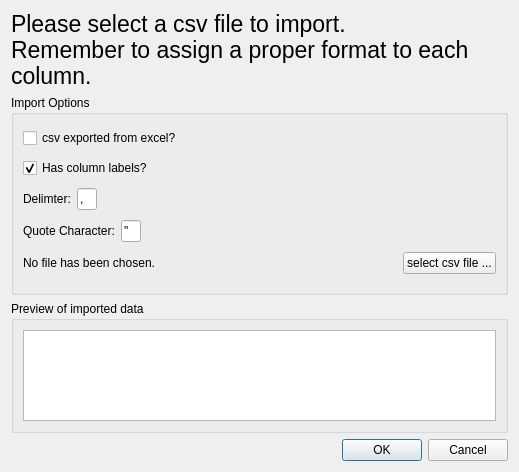
Old version of the form csv_import_dlg.ui in the repository gdietz/OpenMEE.
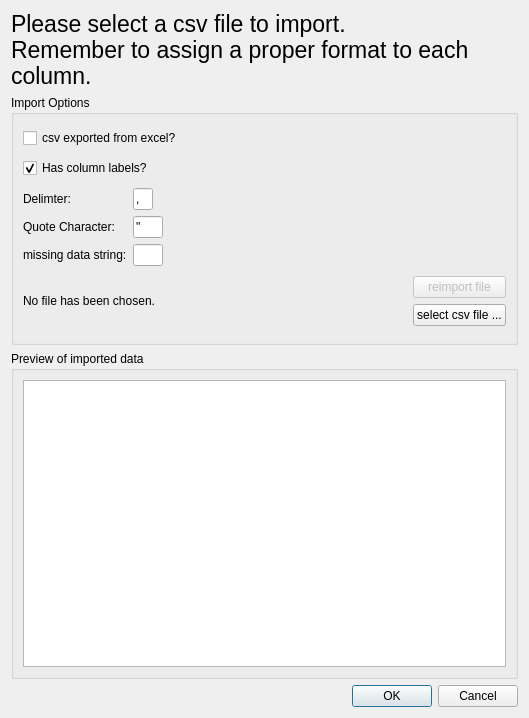
New version of the form. Icons and pictures are not drawn.

Commit message: implementation of issue #2 missing data char in import csv

Patch:
```diff
--- a/csv_import_dlg.ui
+++ b/csv_import_dlg.ui
@@ -6,8 +6,8 @@
    <rect>
     <x>0</x>
     <y>0</y>
-    <width>519</width>
-    <height>472</height>
+    <width>529</width>
+    <height>718</height>
    </rect>
   </property>
   <property name="windowTitle">
@@ -47,13 +47,13 @@
      <property name="minimumSize">
       <size>
        <width>0</width>
-       <height>200</height>
+       <height>250</height>
       </size>
      </property>
      <property name="title">
       <string>Import Options</string>
      </property>
-     <layout class="QVBoxLayout" name="verticalLayout">
+     <layout class="QVBoxLayout" name="verticalLayout_2">
       <item>
        <widget class="QCheckBox" name="from_excel_chkbx">
         <property name="text">
@@ -72,54 +72,8 @@
        </widget>
       </item>
       <item>
-       <layout class="QHBoxLayout" name="delimeterlayout">
-        <item>
-         <widget class="QLabel" name="delimter_lbl">
-          <property name="text">
-           <string>Delimter:</string>
-          </property>
-          <property name="buddy">
-           <cstring>delimter_le</cstring>
-          </property>
-         </widget>
-        </item>
-        <item>
-         <widget class="QLineEdit" name="delimter_le">
-          <property name="sizePolicy">
-           <sizepolicy hsizetype="Fixed" vsizetype="Fixed">
-            <horstretch>0</horstretch>
-            <verstretch>0</verstretch>
-           </sizepolicy>
-          </property>
-          <property name="maximumSize">
-           <size>
-            <width>20</width>
-            <height>16777215</height>
-           </size>
-          </property>
-          <property name="text">
-           <string>,</string>
-          </property>
-         </widget>
-        </item>
-        <item>
-         <spacer name="delimeterspacer">
-          <property name="orientation">
-           <enum>Qt::Horizontal</enum>
-          </property>
-          <property name="sizeHint" stdset="0">
-           <size>
-            <width>40</width>
-            <height>20</height>
-           </size>
-          </property>
-         </spacer>
-        </item>
-       </layout>
-      </item>
-      <item>
-       <layout class="QHBoxLayout" name="quotelayout">
-        <item>
+       <layout class="QGridLayout" name="gridLayout">
+        <item row="1" column="0">
          <widget class="QLabel" name="quotelbl">
           <property name="text">
            <string>Quote Character:</string>
@@ -129,7 +83,62 @@
           </property>
          </widget>
         </item>
-        <item>
+        <item row="0" column="1">
+         <widget class="QLineEdit" name="delimter_le">
+          <property name="sizePolicy">
+           <sizepolicy hsizetype="Fixed" vsizetype="Fixed">
+            <horstretch>0</horstretch>
+            <verstretch>0</verstretch>
+           </sizepolicy>
+          </property>
+          <property name="maximumSize">
+           <size>
+            <width>20</width>
+            <height>16777215</height>
+           </size>
+          </property>
+          <property name="text">
+           <string>,</string>
+          </property>
+         </widget>
+        </item>
+        <item row="0" column="0">
+         <widget class="QLabel" name="delimter_lbl">
+          <property name="text">
+           <string>Delimter:</string>
+          </property>
+          <property name="buddy">
+           <cstring>delimter_le</cstring>
+          </property>
+         </widget>
+        </item>
+        <item row="2" column="1">
+         <widget class="QLineEdit" name="missing_data_le">
+          <property name="minimumSize">
+           <size>
+            <width>0</width>
+            <height>0</height>
+           </size>
+          </property>
+          <property name="maximumSize">
+           <size>
+            <width>30</width>
+            <height>16777215</height>
+           </size>
+          </property>
+         </widget>
+        </item>
+        <item row="2" column="0">
+         <widget class="QLabel" name="missing_data_lbl">
+          <property name="toolTip">
+           <string>treat entries matching this string as missing data e.g. if you use '.' (without quotes) to represent missing data</string>
+          </property>
+          <property name="text">
+           <string>missing data string:</string>
+          </property>
+         </widget>
+        </item>
+        <item row="1" column="1">
          <widget class="QLineEdit" name="quotechar_le">
           <property name="sizePolicy">
            <sizepolicy hsizetype="Fixed" vsizetype="Fixed">
@@ -139,7 +148,7 @@
           </property>
           <property name="maximumSize">
            <size>
-            <width>20</width>
+            <width>30</width>
             <height>16777215</height>
            </size>
           </property>
@@ -148,8 +157,34 @@
           </property>
          </widget>
         </item>
-        <item>
-         <spacer name="quotespacer">
+        <item row="0" column="2">
+         <spacer name="horizontalSpacer_2">
+          <property name="orientation">
+           <enum>Qt::Horizontal</enum>
+          </property>
+          <property name="sizeHint" stdset="0">
+           <size>
+            <width>40</width>
+            <height>20</height>
+           </size>
+          </property>
+         </spacer>
+        </item>
+        <item row="1" column="2">
+         <spacer name="horizontalSpacer_3">
+          <property name="orientation">
+           <enum>Qt::Horizontal</enum>
+          </property>
+          <property name="sizeHint" stdset="0">
+           <size>
+            <width>40</width>
+            <height>20</height>
+           </size>
+          </property>
+         </spacer>
+        </item>
+        <item row="2" column="2">
+         <spacer name="horizontalSpacer_4">
           <property name="orientation">
            <enum>Qt::Horizontal</enum>
           </property>
@@ -189,15 +224,29 @@
          </spacer>
         </item>
         <item>
-         <widget class="QPushButton" name="select_file_btn">
-          <property name="text">
-           <string>select csv file ...</string>
-          </property>
-          <property name="icon">
-           <iconset>
-            <normaloff>:/function_icon_set/function_icon_set/folder_48.png</normaloff>:/function_icon_set/function_icon_set/folder_48.png</iconset>
-          </property>
-         </widget>
+         <layout class="QVBoxLayout" name="verticalLayout">
+          <item>
+           <widget class="QPushButton" name="reimport_btn">
+            <property name="enabled">
+             <bool>false</bool>
+            </property>
+            <property name="text">
+             <string>reimport file</string>
+            </property>
+           </widget>
+          </item>
+          <item>
+           <widget class="QPushButton" name="select_file_btn">
+            <property name="text">
+             <string>select csv file ...</string>
+            </property>
+            <property name="icon">
+             <iconset>
+              <normaloff>:/function_icon_set/function_icon_set/folder_48.png</normaloff>:/function_icon_set/function_icon_set/folder_48.png</iconset>
+            </property>
+           </widget>
+          </item>
+         </layout>
         </item>
        </layout>
       </item>
```
Left out of the diff: 8 changed lines with no effect on the pictures. The commit also changes 2 other files.
